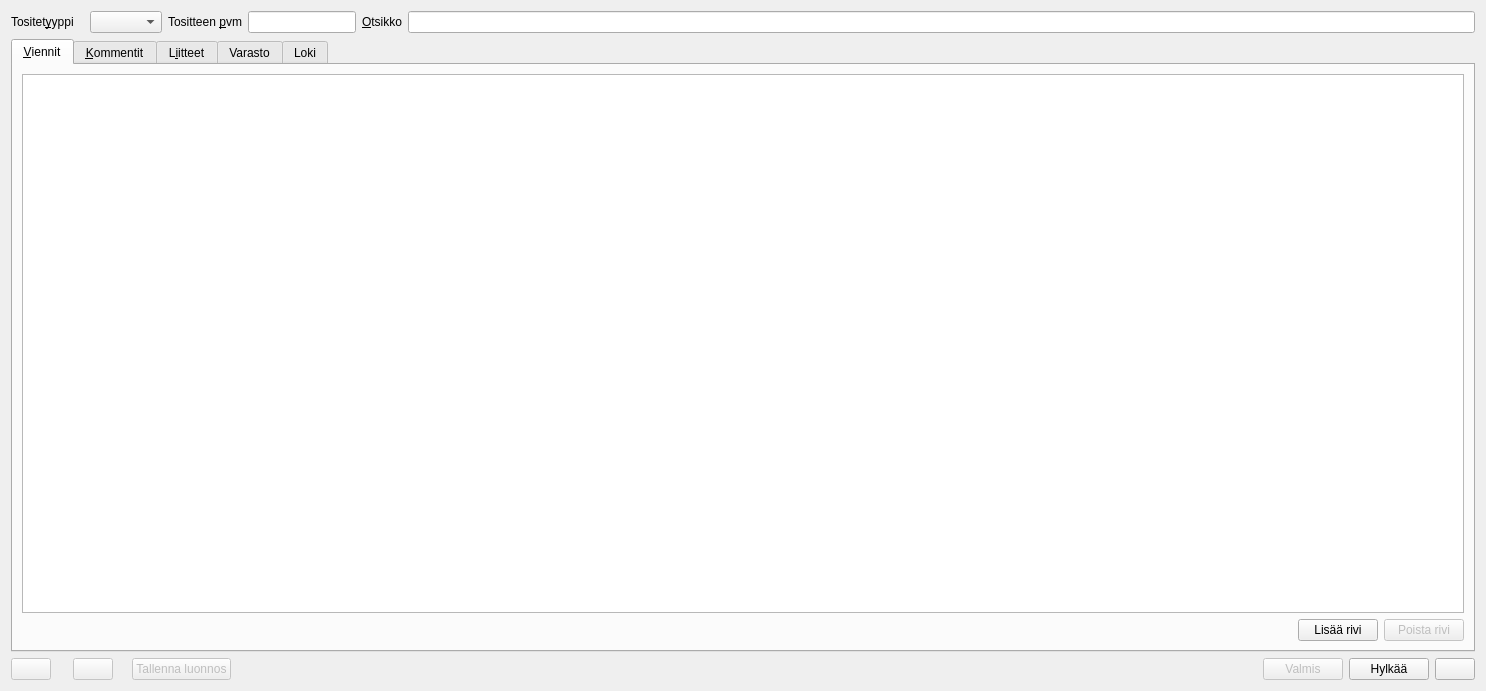
Old version of the form kitupiikki/kirjaus/kirjaus.ui in the repository artoh/kitupiikki.
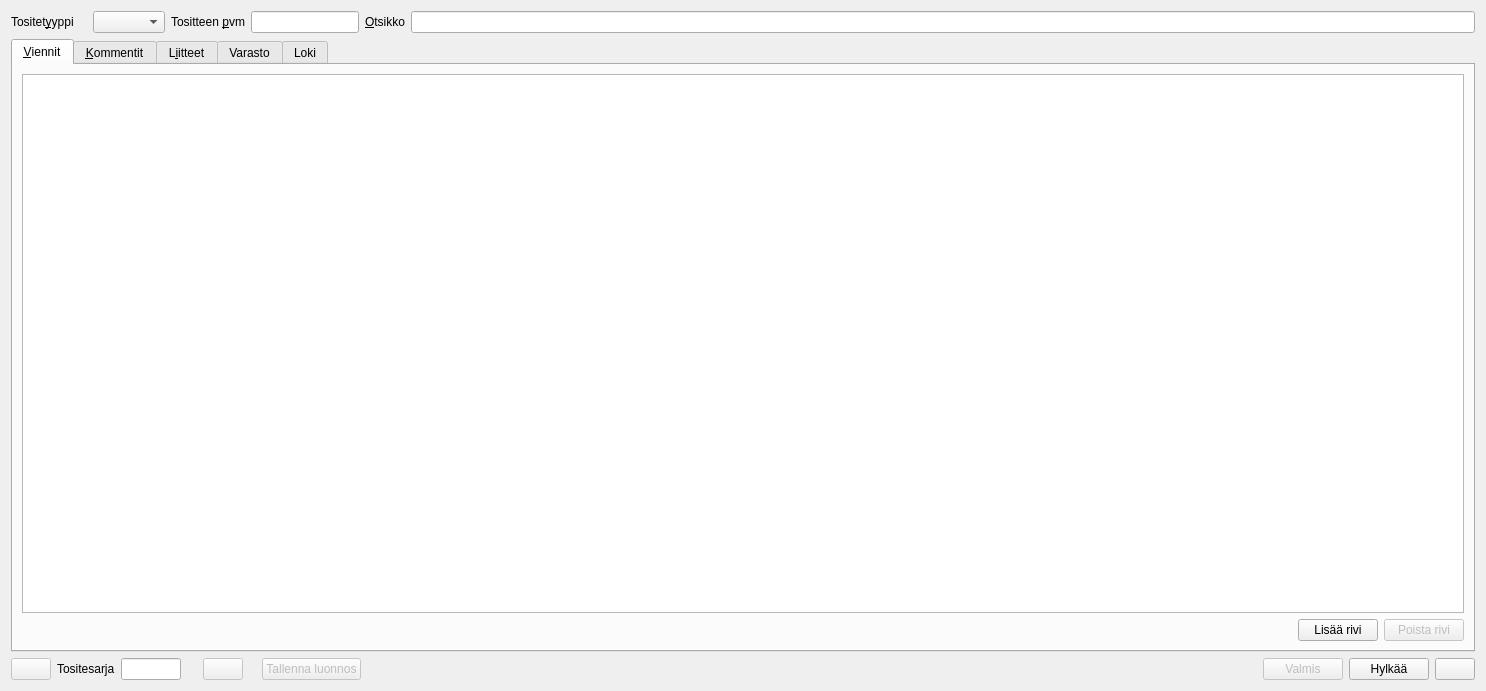
New version of the form. The open tabs and pages were chosen to show the change. Icons and pictures are not drawn. Custom widgets are drawn as their Qt base class.

Patch:
```diff
--- a/kitupiikki/kirjaus/kirjaus.ui
+++ b/kitupiikki/kirjaus/kirjaus.ui
@@ -35,7 +35,7 @@
         </font>
        </property>
        <property name="text">
-        <string> </string>
+        <string/>
        </property>
       </widget>
      </item>
@@ -326,6 +326,26 @@
        </property>
       </widget>
      </item>
+     <item>
+      <widget class="QLabel" name="sarjaLabel">
+       <property name="text">
+        <string>Tositesarja</string>
+       </property>
+       <property name="buddy">
+        <cstring>sarjaEdit</cstring>
+       </property>
+      </widget>
+     </item>
+     <item>
+      <widget class="QLineEdit" name="sarjaEdit">
+       <property name="maximumSize">
+        <size>
+         <width>60</width>
+         <height>16777215</height>
+        </size>
+       </property>
+      </widget>
+     </item>
      <item>
       <widget class="QLabel" name="tunnisteLabel">
        <property name="font">
```
Left out of the diff: 2 changed lines with no effect on the pictures.
